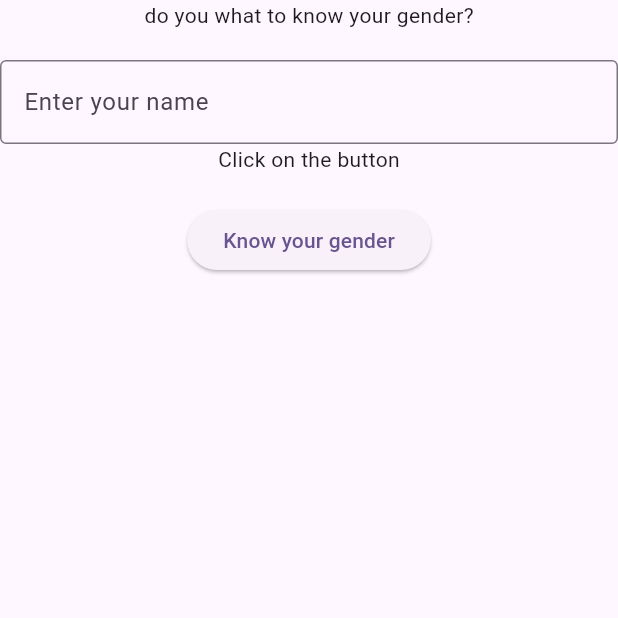
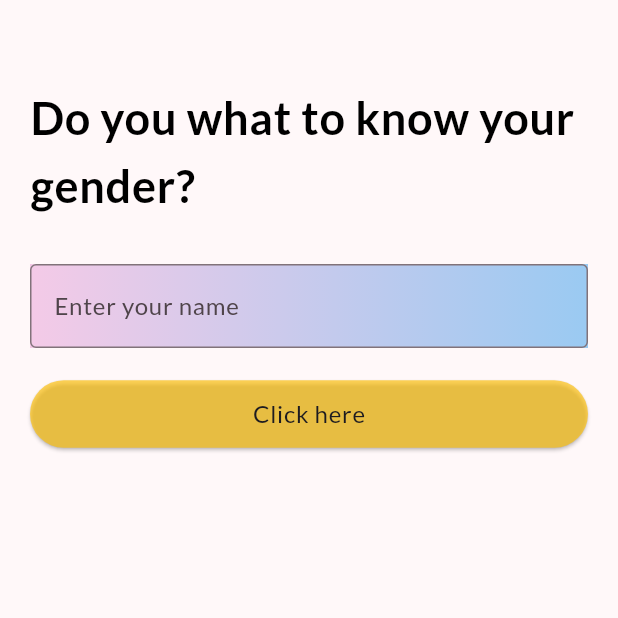
Before and after one commit to HibaMariyam/gender_detector, a Flutter app: the screen it shows after launch, on a phone screen of 412 x 824 dp, the top half of it. Run offline on Flutter 3.47's test engine with Material 3 defaults, Android fonts, the phone set to English and light mode, and no system bars; our stand-ins replace bloc, dio, flutter_bloc, google_fonts.

Commit message:
gender_detector_ui

```diff
--- a/lib/home/views/home_page.dart
+++ b/lib/home/views/home_page.dart
@@ -14,29 +14,68 @@ class _HomePageState extends State<HomePage> {
   String userGender='';
   @override
   Widget build(BuildContext context) {
+
     return Scaffold(
+      extendBodyBehindAppBar: true,
+      appBar: AppBar(
+        backgroundColor: Colors.transparent,
+        elevation: 0,
+
+      ),
       body: SafeArea(
-          child: SingleChildScrollView(
+           child: Padding(
+             padding: const EdgeInsets.symmetric(
+              horizontal: 20
+             ),
              child: Column(
                      children: [
-            Text("do you what to know your gender?"),
-            SizedBox(height: 20),
-            TextField(
+
+             Text("Do you what to know your gender?",
+             style: Theme.of(context).textTheme.bodyLarge!.copyWith(
+               fontSize: 30,
+               color: Colors.black,
+               fontWeight: FontWeight.bold,
+
+             ),
+             ),
+             SizedBox(height: 30),
+             Container(
+
+              decoration: BoxDecoration(
+                gradient: LinearGradient(colors: [
+                  Color.fromARGB(255, 244, 202, 231),
+                  Color.fromARGB(255, 154, 202, 242)
+                ])
+              ),
+               child: TextField(
                  controller: _genderController,
                  decoration: InputDecoration(
                      border: OutlineInputBorder(), hintText: 'Enter your name'),
 
                ),
-            Text('Click on the button'),
+             ),
              SizedBox(height: 20),
              ElevatedButton(
+
                  onPressed: () async {
                    context
                        .read<GenderCubit>()
                        .genderDetector(_genderController.text);
 
                  },
-                child: Text('Know your gender')),
+                 style: ElevatedButton.styleFrom(
+                  minimumSize: Size(double.infinity, 45),
+                  backgroundColor: const Color.fromARGB(169, 255, 193, 7)
+                 ),
+
+                 child: Text('Click here',
+                  style: Theme.of(context).textTheme.bodyLarge!.copyWith(
+
+               fontWeight: FontWeight.w500,
+
+             ),
+                 )
+                 ),
              SizedBox(
                height: 20,
              ),
@@ -50,11 +89,9 @@ class _HomePageState extends State<HomePage> {
                  ScaffoldMessenger.of(context).showSnackBar(SnackBar(content: Text('Gender detected')));
                  setState(() {
 
-                  userGender=state.gender.gender ?? "Other";
+                   userGender=state.gender.gender?? "Other";
 
                  }
-
-
                  );
 
                 }
@@ -65,23 +102,39 @@ class _HomePageState extends State<HomePage> {
                    return Text(state.msg);
                  }
 
-                // state is GenderLoading
-                // ?CircularProgressIndicator()
-
-                //:Text(userGender??'');
                   if(state is GenderLoading){
                    return CircularProgressIndicator();
                  }
-                 return Text(userGender??'');
+                  return Text(userGender??'Other',
+
+                  style: Theme.of(context).textTheme.bodyLarge!.copyWith(
+                    fontSize: 25,
+                    fontWeight: FontWeight.bold,
+                  )
+                  );
                }
 
 
 
 
-            )
+             ),
+             SizedBox(height: 15,),
+              if(userGender == 'male')
+      Image.asset('assets/images/male1.png',
+      height: 50,
+      width: 50,
+      ),
+    if (userGender == 'female')
+     Image.asset('assets/images/female1.png',
+     height: 50,
+      width: 50,
+     ),
+
                      ],
                    ),
-          )),
+           ),
+         ),
       );
+
   }
 }
--- a/lib/main.dart
+++ b/lib/main.dart
@@ -2,6 +2,7 @@ import 'package:flutter/material.dart';
 import 'package:flutter_bloc/flutter_bloc.dart';
 import 'package:gender_detector/home/cubit/gender_cubit.dart';
 import 'package:gender_detector/home/views/home_page.dart';
+import 'package:google_fonts/google_fonts.dart';
 
 void main() {
   runApp(const MyApp());
@@ -10,16 +11,18 @@ void main() {
 class MyApp extends StatelessWidget {
   const MyApp({super.key});
 
-  // This widget is the root of your application.
   @override
   Widget build(BuildContext context) {
     return BlocProvider(
       create: (context) => GenderCubit(),
       child: MaterialApp(
+        debugShowCheckedModeBanner: false,
           title: 'Gender Detector',
           theme: ThemeData(
-            colorScheme: ColorScheme.fromSeed(seedColor: Colors.deepPurple),
-            useMaterial3: true,
+            textTheme: GoogleFonts.latoTextTheme(),
+            colorScheme: ColorScheme.fromSeed(seedColor: Color.fromARGB(255, 179, 111, 157)),
+
+        useMaterial3: true,
           ),
           home: HomePage()),
     );
--- a/pubspec.yaml
+++ b/pubspec.yaml
@@ -37,6 +37,7 @@ dependencies:
   cupertino_icons: ^1.0.6
   dio: ^5.4.0
   flutter_bloc: ^8.1.3
+  google_fonts: ^6.1.0
 
 dev_dependencies:
   flutter_test:
@@ -61,9 +62,8 @@ flutter:
   uses-material-design: true
 
   # To add assets to your application, add an assets section, like this:
-  # assets:
-  #   - images/a_dot_burr.jpeg
-  #   - images/a_dot_ham.jpeg
+  assets:
+    - assets/images/
 
   # An image asset can refer to one or more resolution-specific "variants", see
   # https://flutter.dev/assets-and-images/#resolution-aware
```
Also changed, not shown: assets/images/female1.png (added), assets/images/male1.png (added), pubspec.lock, 10 other files. Lines whose indentation alone changed are shown as unchanged.
